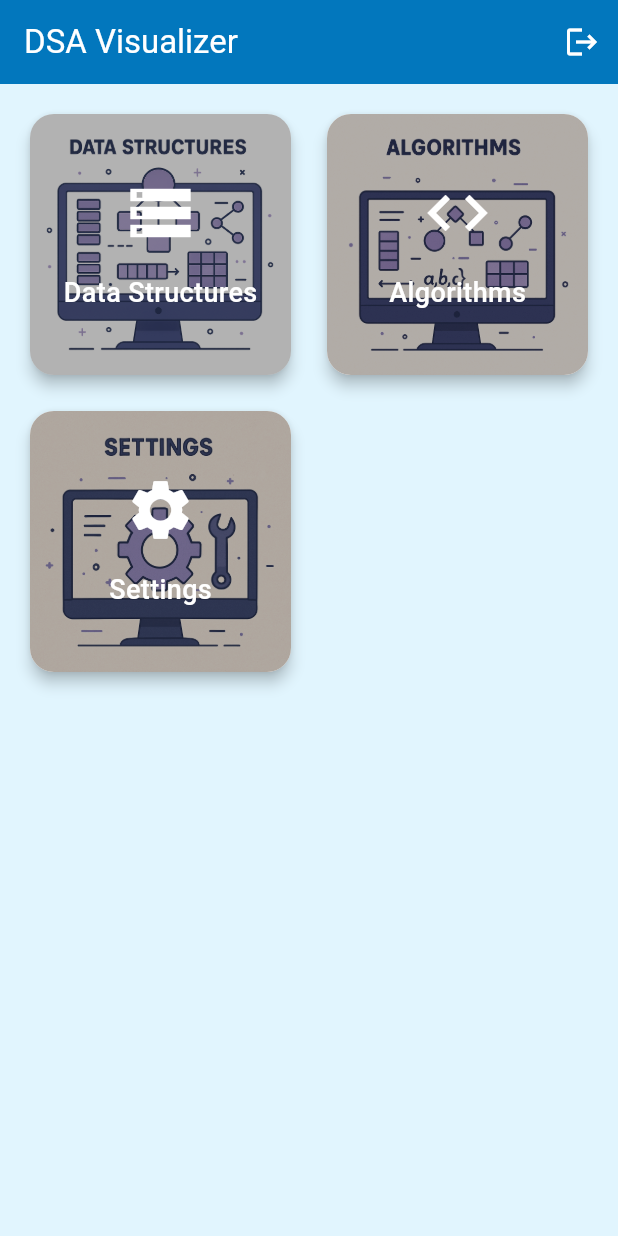
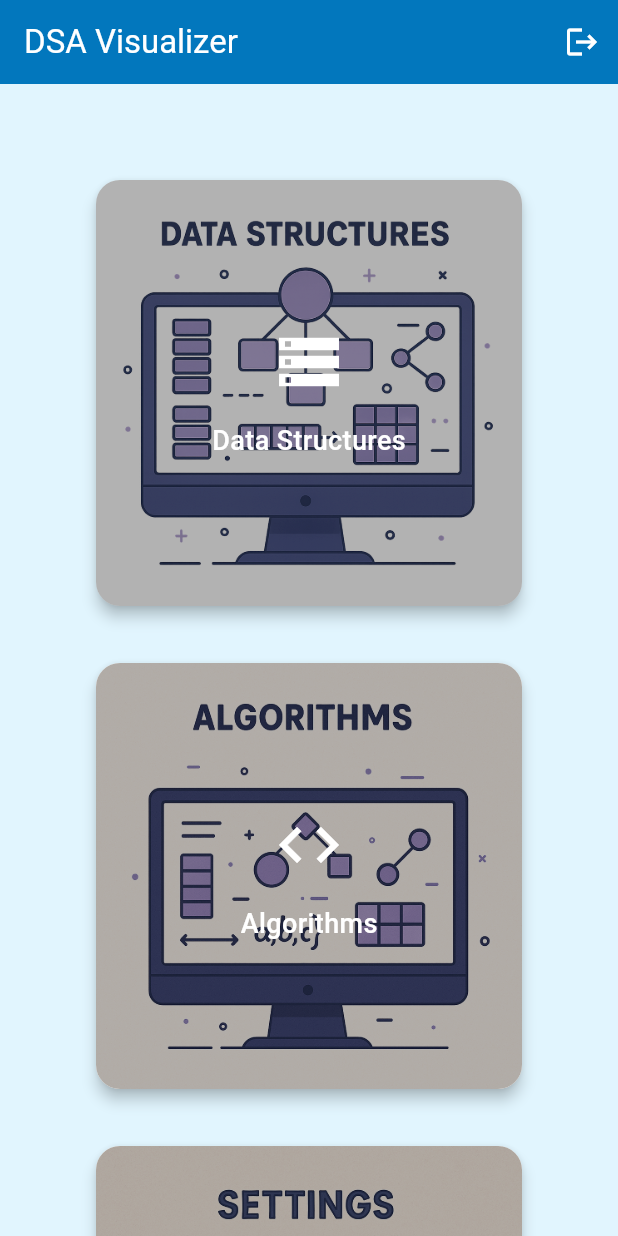
Before and after one commit to Niyar07/algovision_dsa_visualizer, a Flutter app: the screen it shows after launch, on a phone screen of 412 x 824 dp. Run offline on Flutter 3.47's test engine with Material 3 defaults, Android fonts, the phone set to English and light mode, and no system bars.

Commit message:
UI Update

```diff
--- a/lib/screens/home.dart
+++ b/lib/screens/home.dart
@@ -40,10 +40,10 @@ class HomeScreen extends StatelessWidget {
         ],
       ),
       body: GridView.count(
-        crossAxisCount: MediaQuery.of(context).size.width > 600 ? 3 : 2,
-        padding: const EdgeInsets.all(16.0),
-        crossAxisSpacing: 16,
-        mainAxisSpacing: 16,
+        crossAxisCount: MediaQuery.of(context).size.width > 600 ? 3 : 1,
+        padding: const EdgeInsets.all(60.0),
+        crossAxisSpacing: 30,
+        mainAxisSpacing: 30,
         children: options.map((option) => _buildCard(context, option)).toList(),
       ),
     );
```
